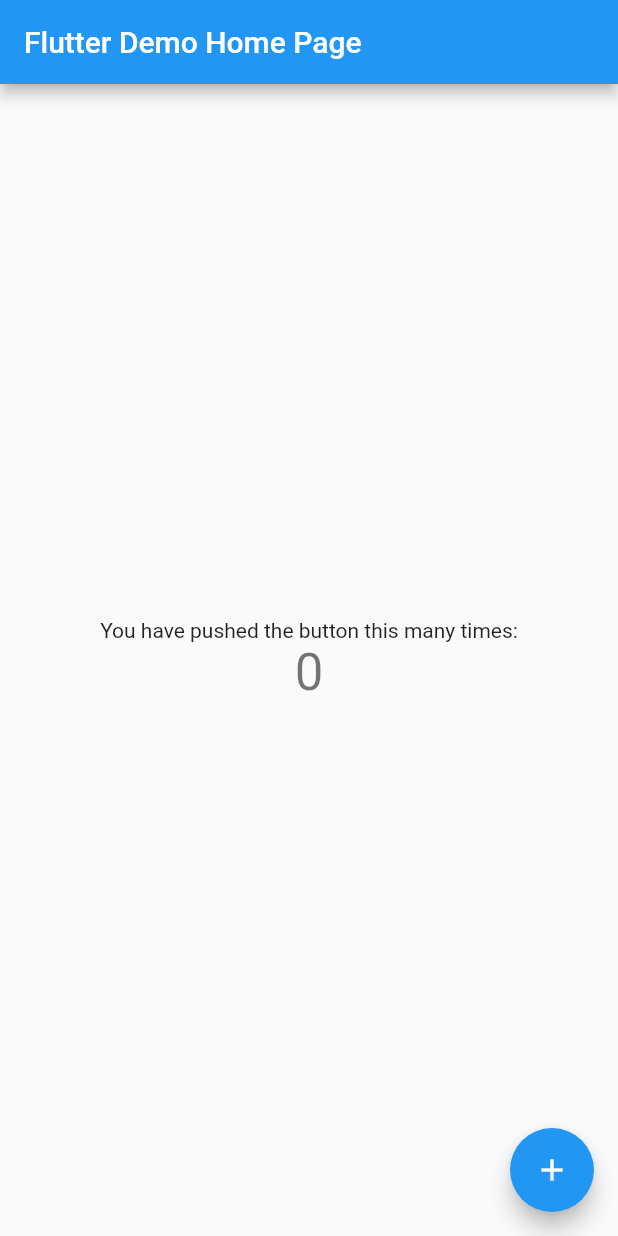
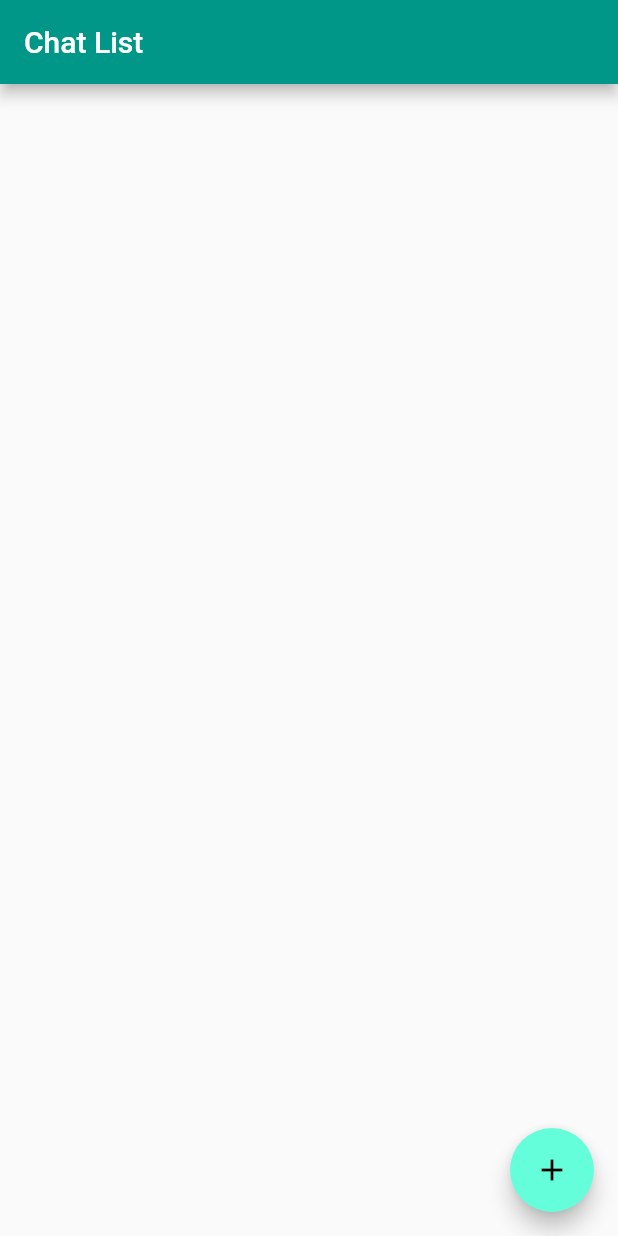
Before and after one commit to kitesoft/chat_list, a Flutter app: the screen it shows after launch, on a phone screen of 412 x 824 dp. Run offline on Flutter 3.47's test engine with Material 2 defaults, Android fonts, the phone set to English and light mode, and no system bars.

Commit message:
:fire: cleanup main.dart

```diff
--- a/lib/main.dart
+++ b/lib/main.dart
@@ -1,109 +1,51 @@
 import 'package:flutter/material.dart';
 
-void main() => runApp(new MyApp());
+void main() => runApp(ChatListApp());
 
-class MyApp extends StatelessWidget {
-  // This widget is the root of your application.
+/// Main screen for the chat list app
+class ChatListApp extends StatelessWidget {
   @override
   Widget build(BuildContext context) {
-    return new MaterialApp(
-      title: 'Flutter Demo',
-      theme: new ThemeData(
-        // This is the theme of your application.
-        //
-        // Try running your application with "flutter run". You'll see the
-        // application has a blue toolbar. Then, without quitting the app, try
-        // changing the primarySwatch below to Colors.green and then invoke
-        // "hot reload" (press "r" in the console where you ran "flutter run",
-        // or press Run > Flutter Hot Reload in IntelliJ). Notice that the
-        // counter didn't reset back to zero; the application is not restarted.
-        primarySwatch: Colors.blue,
+    return MaterialApp(
+      title: 'Chat List Demo',
+      theme: ThemeData(
+        primarySwatch: Colors.teal,
+        accentColor: Colors.tealAccent,
       ),
-      home: new MyHomePage(title: 'Flutter Demo Home Page'),
+      home: const _MyHomePage(title: 'Chat List'),
     );
   }
 }
 
-class MyHomePage extends StatefulWidget {
-  MyHomePage({Key key, this.title}) : super(key: key);
-
-  // This widget is the home page of your application. It is stateful, meaning
-  // that it has a State object (defined below) that contains fields that affect
-  // how it looks.
-
-  // This class is the configuration for the state. It holds the values (in this
-  // case the title) provided by the parent (in this case the App widget) and
-  // used by the build method of the State. Fields in a Widget subclass are
-  // always marked "final".
+class _MyHomePage extends StatefulWidget {
+  const _MyHomePage({Key key, this.title}) : super(key: key);
 
   final String title;
 
   @override
-  _MyHomePageState createState() => new _MyHomePageState();
+  _MyHomePageState createState() => _MyHomePageState();
 }
 
-class _MyHomePageState extends State<MyHomePage> {
-  int _counter = 0;
-
-  void _incrementCounter() {
-    setState(() {
-      // This call to setState tells the Flutter framework that something has
-      // changed in this State, which causes it to rerun the build method below
-      // so that the display can reflect the updated values. If we changed
-      // _counter without calling setState(), then the build method would not be
-      // called again, and so nothing would appear to happen.
-      _counter++;
-    });
-  }
-
+class _MyHomePageState extends State<_MyHomePage> {
   @override
   Widget build(BuildContext context) {
-    // This method is rerun every time setState is called, for instance as done
-    // by the _incrementCounter method above.
-    //
-    // The Flutter framework has been optimized to make rerunning build methods
-    // fast, so that you can just rebuild anything that needs updating rather
-    // than having to individually change instances of widgets.
-    return new Scaffold(
-      appBar: new AppBar(
-        // Here we take the value from the MyHomePage object that was created by
-        // the App.build method, and use it to set our appbar title.
-        title: new Text(widget.title),
-      ),
-      body: new Center(
-        // Center is a layout widget. It takes a single child and positions it
-        // in the middle of the parent.
-        child: new Column(
-          // Column is also layout widget. It takes a list of children and
-          // arranges them vertically. By default, it sizes itself to fit its
-          // children horizontally, and tries to be as tall as its parent.
-          //
-          // Invoke "debug paint" (press "p" in the console where you ran
-          // "flutter run", or select "Toggle Debug Paint" from the Flutter tool
-          // window in IntelliJ) to see the wireframe for each widget.
-          //
-          // Column has various properties to control how it sizes itself and
-          // how it positions its children. Here we use mainAxisAlignment to
-          // center the children vertically; the main axis here is the vertical
-          // axis because Columns are vertical (the cross axis would be
-          // horizontal).
-          mainAxisAlignment: MainAxisAlignment.center,
-          children: <Widget>[
-            new Text(
-              'You have pushed the button this many times:',
-            ),
-            new Text(
-              '$_counter',
-              style: Theme.of(context).textTheme.display1,
-            ),
-          ],
+    return Scaffold(
+      appBar: AppBar(
+        title: Text(
+          widget.title,
         ),
       ),
-      floatingActionButton: new FloatingActionButton(
-        onPressed: _incrementCounter,
+      body: Center(
+        child: Column(
+          mainAxisAlignment: MainAxisAlignment.start,
+          children: <Widget>[],
+        ),
+      ),
+      floatingActionButton: FloatingActionButton(
+        onPressed: () {},
         tooltip: 'Increment',
-        child: new Icon(Icons.add),
-      ), // This trailing comma makes auto-formatting nicer for build methods.
+        child: const Icon(Icons.add),
+      ),
     );
   }
 }
```
Also changed, not shown: 1 other file.
